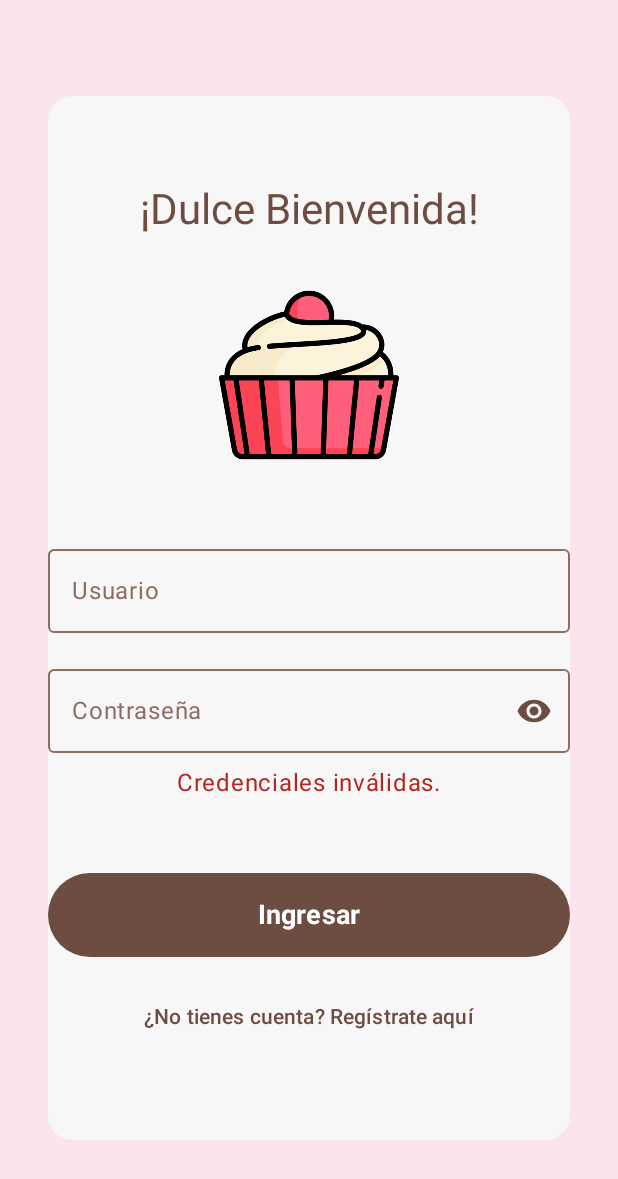
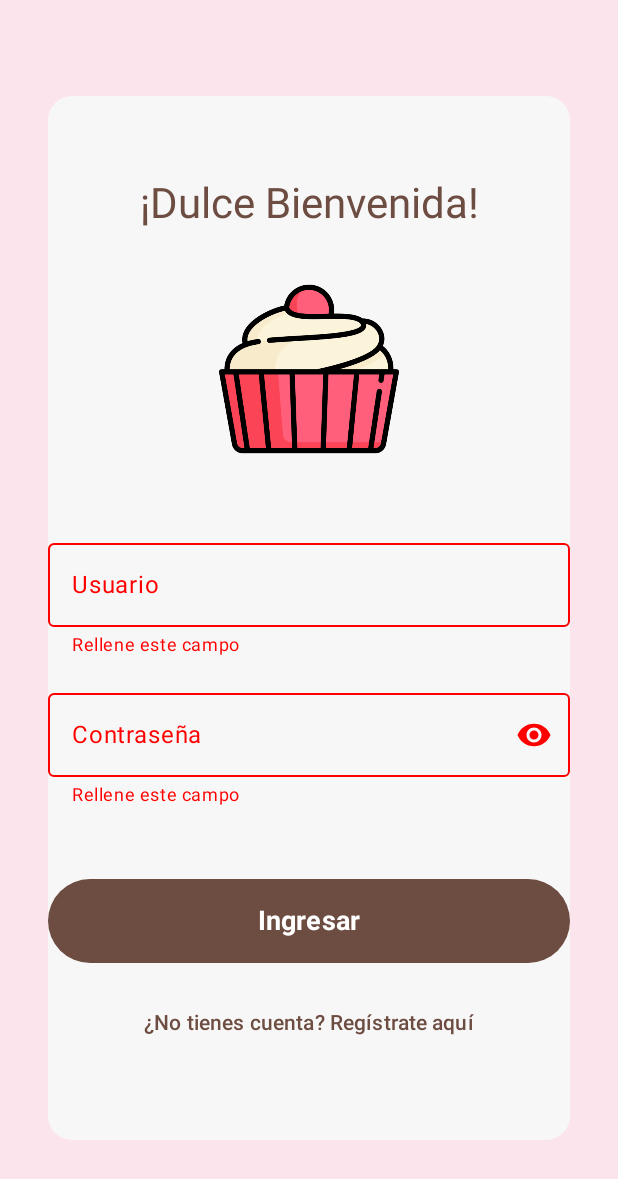
Before and after one commit to Llaitureo/TrabajoDDM, an Android app built with Jetpack Compose: the screen it shows after launch (MainActivity), after a tap on "Ingresar", on a phone screen of 412 x 824 dp. Shown: the top 1179 px of the screen. Run offline under Robolectric (Android 15) with nearby library versions, the phone set to English and light mode, and no system bars; our stand-ins replace Room's generated code.

Commit message:
implementacion rellenar formulario

```diff
--- a/app/src/main/java/com/pasteleria/login/LoginScreen.kt
+++ b/app/src/main/java/com/pasteleria/login/LoginScreen.kt
@@ -37,15 +37,13 @@ import androidx.compose.ui.res.painterResource
 import androidx.compose.ui.text.font.FontWeight
 import androidx.compose.ui.text.input.PasswordVisualTransformation
 import androidx.compose.ui.text.input.VisualTransformation
-import androidx.compose.ui.tooling.preview.Preview
 import androidx.compose.ui.unit.dp
 import androidx.compose.ui.unit.sp
 import androidx.lifecycle.viewmodel.compose.viewModel
+import androidx.navigation.NavController
 import com.pasteleria.R
+import com.pasteleria.ui.login.LoginViewModel
 import com.pasteleria.ui.theme.BlancoSuave
-import androidx.navigation.NavController
-import androidx.navigation.compose.rememberNavController
-import com.pasteleria.ui.login.LoginViewModel
 
 @Composable
 fun BakeryLoginScreen(
@@ -57,7 +55,6 @@ fun BakeryLoginScreen(
     val lightPinkBackground = Color(0xFFFCE4EC)
     val hintTextColor = Color(0xFF8D6E63)
 
-
     val BakeryColorScheme = lightColorScheme(
         primary = primaryBrown,
         onPrimary = Color.White,
@@ -65,7 +62,8 @@ fun BakeryLoginScreen(
         onBackground = primaryBrown,
         surface = Color.White,
         onSurface = primaryBrown,
-        outline = hintTextColor
+        outline = hintTextColor,
+        error = Color.Red
     )
 
     MaterialTheme(
@@ -85,8 +83,7 @@ fun BakeryLoginScreen(
                     .background(
                         color = BlancoSuave,
                         shape = RoundedCornerShape(16.dp)
-                    )
-                ,
+                    ),
                 // Más padding horizontal
                 verticalArrangement = Arrangement.Center,
                 horizontalAlignment = Alignment.CenterHorizontally
@@ -112,21 +109,15 @@ fun BakeryLoginScreen(
                 OutlinedTextField(
                     value = vm.uiState.username,
                     onValueChange = vm::onUsernameChange,
-                    label = {
-                        Text(
-                            "Usuario",
-                            color = MaterialTheme.colorScheme.outline
-                        )
-                    },
+                    label = { Text("Usuario") },
                     singleLine = true,
+                    isError = vm.uiState.usernameError != null,
+                    supportingText = { vm.uiState.usernameError?.let { Text(it) } },
                     modifier = Modifier.fillMaxWidth(),
                     colors = OutlinedTextFieldDefaults.colors(
                         focusedBorderColor = MaterialTheme.colorScheme.primary,
                         unfocusedBorderColor = hintTextColor,
-                        focusedLabelColor = MaterialTheme.colorScheme.primary,
-                        cursorColor = MaterialTheme.colorScheme.primary,
-                        focusedTextColor = MaterialTheme.colorScheme.onSurface,
-                        unfocusedTextColor = MaterialTheme.colorScheme.onSurface
+                        errorBorderColor = MaterialTheme.colorScheme.error
                     )
                 )
 
@@ -136,41 +127,30 @@ fun BakeryLoginScreen(
                 OutlinedTextField(
                     value = vm.uiState.password,
                     onValueChange = vm::onPasswordChange,
-                    label = {
-                        Text(
-                            "Contraseña",
-                            color = MaterialTheme.colorScheme.outline
-                        )
-                    },
+                    label = { Text("Contraseña") },
                     singleLine = true,
-                    modifier = Modifier.fillMaxWidth(),
-                    visualTransformation = if (showPassword) {
-                        VisualTransformation.None
-                    } else {
-                        PasswordVisualTransformation()
-                    },
+                    isError = vm.uiState.passwordError != null,
+                    supportingText = { vm.uiState.passwordError?.let { Text(it) } },
+                    visualTransformation = if (showPassword) VisualTransformation.None else PasswordVisualTransformation(),
                     trailingIcon = {
                         IconButton(onClick = { showPassword = !showPassword }) {
                             Icon(
                                 imageVector = if (showPassword) Icons.Default.VisibilityOff else Icons.Default.Visibility,
-                                contentDescription = "Toggle password visibility",
-                                tint = MaterialTheme.colorScheme.onSurface
+                                contentDescription = "Toggle password visibility"
                             )
                         }
                     },
+                    modifier = Modifier.fillMaxWidth(),
                     colors = OutlinedTextFieldDefaults.colors(
                         focusedBorderColor = MaterialTheme.colorScheme.primary,
                         unfocusedBorderColor = hintTextColor,
-                        focusedLabelColor = MaterialTheme.colorScheme.primary,
-                        cursorColor = MaterialTheme.colorScheme.primary,
-                        focusedTextColor = MaterialTheme.colorScheme.onSurface,
-                        unfocusedTextColor = MaterialTheme.colorScheme.onSurface
+                        errorBorderColor = MaterialTheme.colorScheme.error
                     )
                 )
 
-                vm.uiState.error?.let { error ->
+                vm.uiState.error?.let {
                     Text(
-                        text = error,
+                        text = it,
                         color = MaterialTheme.colorScheme.error,
                         modifier = Modifier.padding(top = 8.dp)
                     )
@@ -182,8 +162,8 @@ fun BakeryLoginScreen(
                 Button(
                     onClick = {
                         vm.submit { username ->
-                            navController.navigate("home/$username"){
-                                popUpTo("login"){ inclusive = true }
+                            navController.navigate("home/$username") {
+                                popUpTo("login") { inclusive = true }
                                 launchSingleTop = true
                             }
                         }
@@ -201,8 +181,8 @@ fun BakeryLoginScreen(
                         fontWeight = FontWeight.Bold,
                         color = MaterialTheme.colorScheme.onPrimary
                     )
+                }
 
-                }
                 Spacer(modifier = Modifier.height(16.dp))
 
                 TextButton(onClick = { navController.navigate("register") }) {
--- a/app/src/main/java/com/pasteleria/ui/login/LoginUiState.kt
+++ b/app/src/main/java/com/pasteleria/ui/login/LoginUiState.kt
@@ -4,5 +4,7 @@ data class LoginUiState (
     val username:String = "",
     val password:String = "",
     val isLoading:Boolean = false,
-    val error:String? = null
+    val error:String? = null,
+    val usernameError: String? = null,
+    val passwordError: String? = null
 )
--- a/app/src/main/java/com/pasteleria/ui/login/LoginViewModel.kt
+++ b/app/src/main/java/com/pasteleria/ui/login/LoginViewModel.kt
@@ -13,7 +13,6 @@ import kotlinx.coroutines.launch
 
 class LoginViewModel(application: Application) : AndroidViewModel(application) {
 
-    // Repositorio para consultar usuarios de la BD
     private val userRepository: UserRepository
     private val adminCredential = Credential.admin
 
@@ -21,39 +20,42 @@ class LoginViewModel(application: Application) : AndroidViewModel(application) {
         private set
 
     init {
-        // Inicialización del repositorio
         val userDao = AppDatabase.getDatabase(application).userDao()
         userRepository = UserRepository(userDao)
     }
 
     fun onUsernameChange(value: String) {
-        uiState = uiState.copy(username = value.trim(), error = null)
+        uiState = uiState.copy(username = value.trim(), error = null, usernameError = null)
     }
 
     fun onPasswordChange(value: String) {
-        uiState = uiState.copy(password = value, error = null)
+        uiState = uiState.copy(password = value, error = null, passwordError = null)
     }
 
     fun submit(onSuccess: (String) -> Unit) {
-        uiState = uiState.copy(isLoading = true, error = null)
+        if (uiState.username.isBlank() || uiState.password.isBlank()) {
+            val usernameError = if (uiState.username.isBlank()) "Rellene este campo" else null
+            val passwordError = if (uiState.password.isBlank()) "Rellene este campo" else null
+            uiState = uiState.copy(usernameError = usernameError, passwordError = passwordError)
+            return
+        }
+
+        uiState = uiState.copy(isLoading = true, error = null, usernameError = null, passwordError = null)
         val currentUsername = uiState.username
         val currentPassword = uiState.password
 
         viewModelScope.launch {
             try {
-                    //Admin
                 if (currentUsername == adminCredential.username && currentPassword == adminCredential.password) {
                     uiState = uiState.copy(isLoading = false)
                     onSuccess(currentUsername)
                 } else {
-                    //User de bdd
                     val userFromDb = userRepository.findUserByUsername(currentUsername)
 
                     if (userFromDb != null && userFromDb.passwordHash == currentPassword) {
                         uiState = uiState.copy(isLoading = false)
                         onSuccess(currentUsername)
                     } else {
-                        //Usuario no encontrado o contraseña incorrecta
                         uiState = uiState.copy(isLoading = false, error = "Credenciales inválidas.")
                     }
                 }
```
